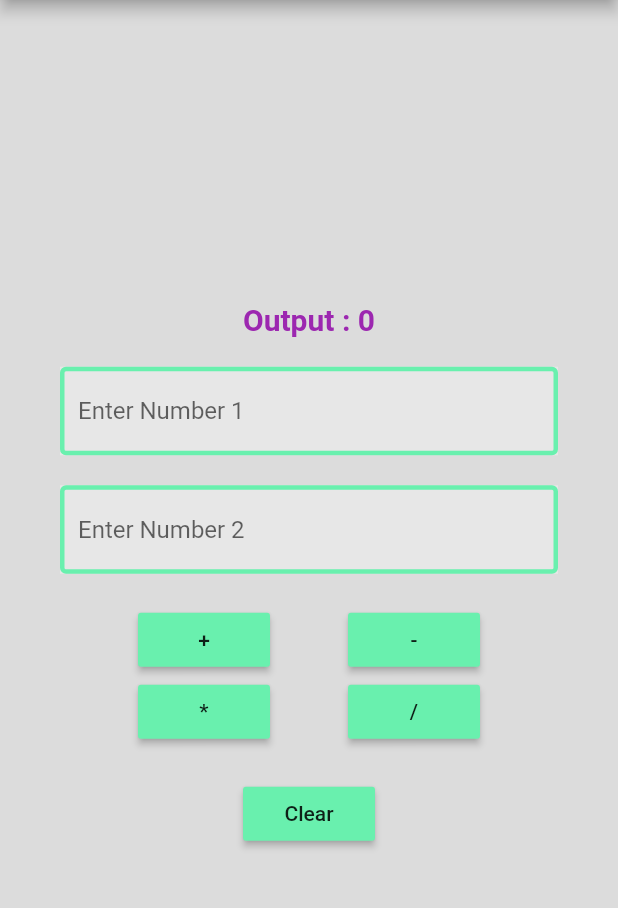
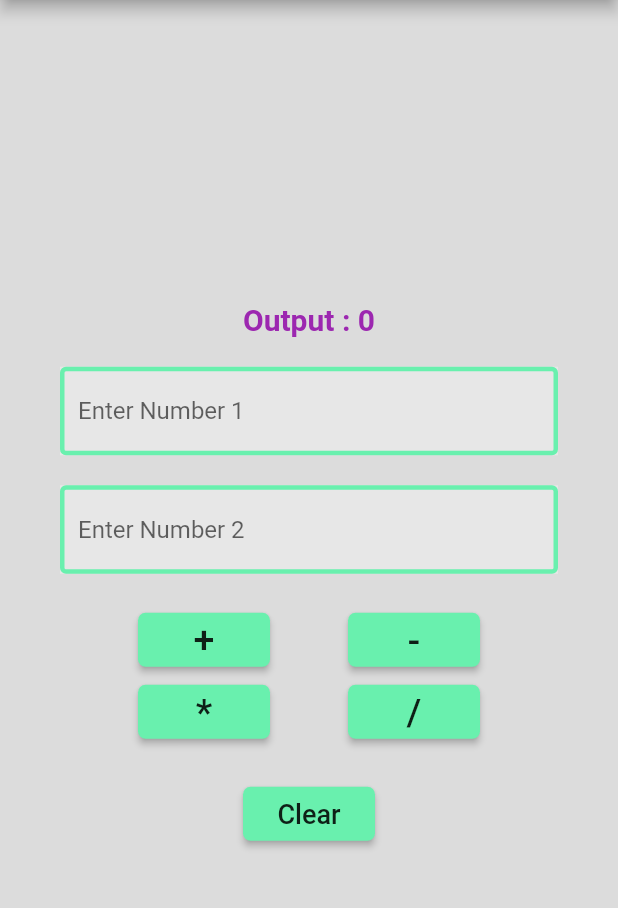
Before and after one commit to abdulragib/Calculator_App, a Flutter app: the screen it shows after launch, on a phone screen of 412 x 824 dp, the part 84-992 px from its top. Run offline on Flutter 3.47's test engine with Material 2 defaults, Android fonts, the phone set to English and light mode, and no system bars.

Commit message:
Some Features Added

```diff
--- a/lib/home_page.dart
+++ b/lib/home_page.dart
@@ -122,13 +122,25 @@ class _HomePageState extends State<HomePage> {
               mainAxisAlignment: MainAxisAlignment.spaceEvenly,
               children: [
                 new MaterialButton(
+                  shape: RoundedRectangleBorder(
+                    borderRadius: BorderRadius.circular(5.0),
+                  ),
                   onPressed: doAddition,
-                  child: Text("+"),
+                  child: Text(
+                    "+",
+                    style: TextStyle(fontSize: 25),
+                  ),
                   color: Colors.greenAccent,
                 ),
                 new MaterialButton(
+                  shape: RoundedRectangleBorder(
+                    borderRadius: BorderRadius.circular(5.0),
+                  ),
                   onPressed: doSubstration,
-                  child: Text("-"),
+                  child: Text(
+                    "-",
+                    style: TextStyle(fontSize: 25),
+                  ),
                   color: Colors.greenAccent,
                 ),
               ],
@@ -137,13 +149,25 @@ class _HomePageState extends State<HomePage> {
               mainAxisAlignment: MainAxisAlignment.spaceEvenly,
               children: [
                 new MaterialButton(
+                  shape: RoundedRectangleBorder(
+                    borderRadius: BorderRadius.circular(5.0),
+                  ),
                   onPressed: doMultiplication,
-                  child: Text("*"),
+                  child: Text(
+                    "*",
+                    style: TextStyle(fontSize: 25),
+                  ),
                   color: Colors.greenAccent,
                 ),
                 new MaterialButton(
+                  shape: RoundedRectangleBorder(
+                    borderRadius: BorderRadius.circular(5.0),
+                  ),
                   onPressed: doDivision,
-                  child: Text("/"),
+                  child: Text(
+                    "/",
+                    style: TextStyle(fontSize: 25),
+                  ),
                   color: Colors.greenAccent,
                 ),
               ],
@@ -155,8 +179,14 @@ class _HomePageState extends State<HomePage> {
               mainAxisAlignment: MainAxisAlignment.center,
               children: <Widget>[
                 new MaterialButton(
+                  shape: RoundedRectangleBorder(
+                    borderRadius: BorderRadius.circular(5.0),
+                  ),
                   onPressed: doClear,
-                  child: Text("Clear"),
+                  child: Text(
+                    "Clear",
+                    style: TextStyle(fontSize: 18),
+                  ),
                   color: Colors.greenAccent,
                 ),
               ],
```
